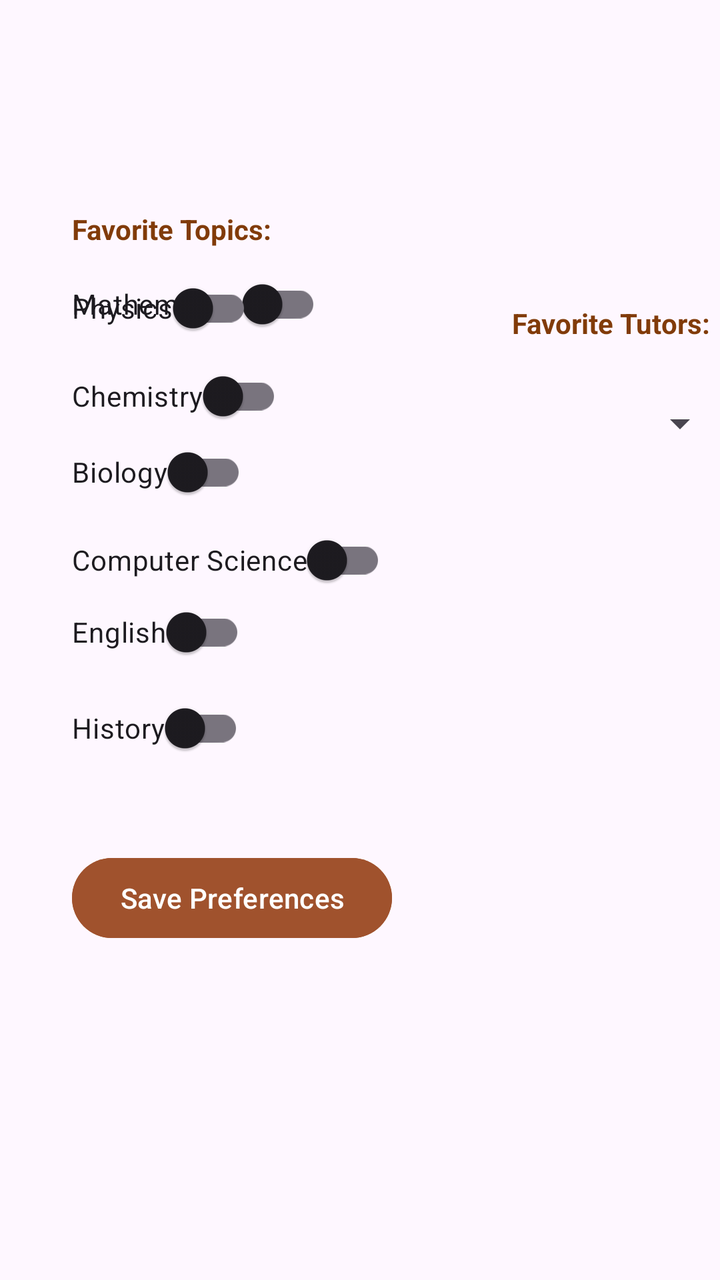
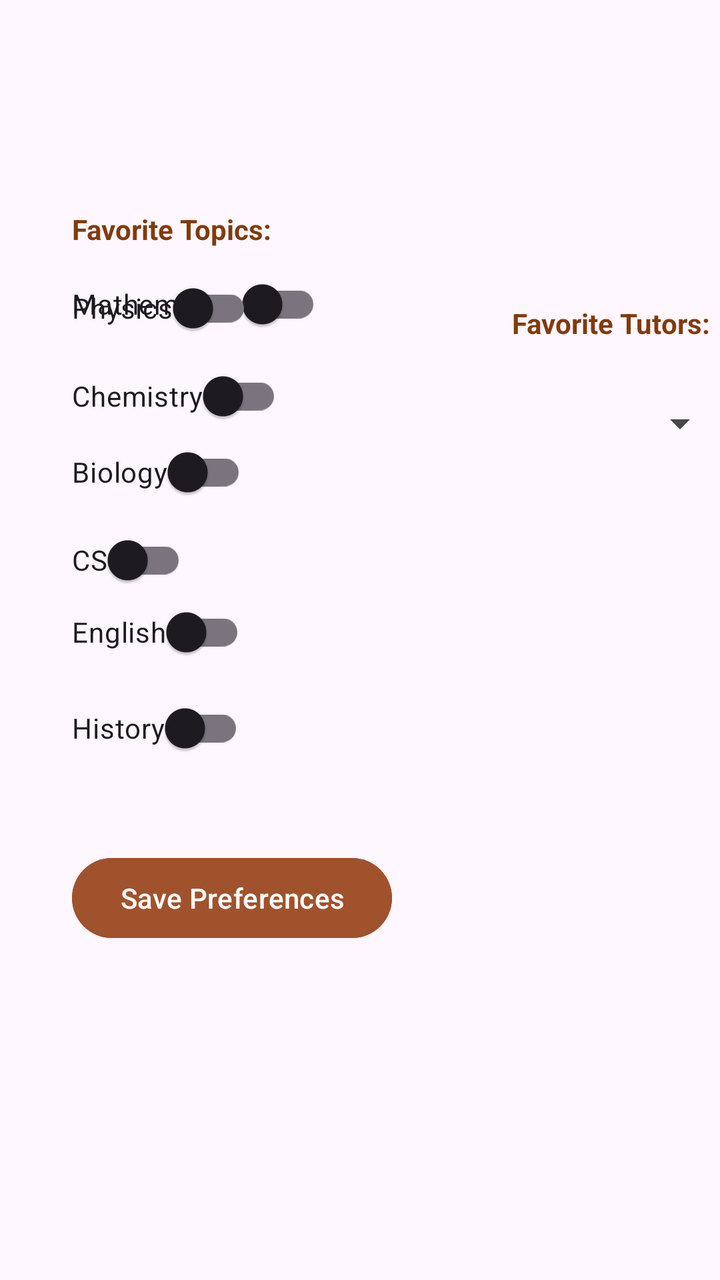

An Android layout rendered at two revisions. The XML below is the earlier revision; the diff shows what the commit changed to produce the second picture.
<!-- AndroidManifest.xml: application theme Theme.Csci3130Group1 -->
<!-- res/layout/fragment_manage_preferences.xml -->
<?xml version="1.0" encoding="utf-8"?>
<androidx.constraintlayout.widget.ConstraintLayout xmlns:android="http://schemas.android.com/apk/res/android"
    xmlns:app="http://schemas.android.com/apk/res-auto"
    xmlns:tools="http://schemas.android.com/tools"
    android:layout_width="match_parent"
    android:layout_height="match_parent"
    tools:context=".ui.manage_preferences.ManagePreferencesFragment">

    <TextView
        android:id="@+id/textView"
        android:layout_width="wrap_content"
        android:layout_height="wrap_content"
        android:layout_marginStart="36dp"
        android:layout_marginTop="152dp"
        android:layout_marginBottom="2dp"
        android:text="Favorite Topics:"
        android:textColor="#813B09"
        android:textStyle="bold"
        app:layout_constraintBottom_toTopOf="@+id/math"
        app:layout_constraintStart_toStartOf="parent"
        app:layout_constraintTop_toTopOf="parent" />

    <androidx.appcompat.widget.SwitchCompat
        android:id="@+id/math"
        android:layout_width="wrap_content"
        android:layout_height="wrap_content"
        android:layout_marginStart="36dp"
        android:layout_marginTop="2dp"
        android:layout_marginBottom="511dp"
        android:text="Mathematics"
        app:layout_constraintBottom_toBottomOf="parent"
        app:layout_constraintStart_toStartOf="parent"
        app:layout_constraintTop_toBottomOf="@+id/textView" />

    <androidx.appcompat.widget.SwitchCompat
        android:id="@+id/physics"
        android:layout_width="wrap_content"
        android:layout_height="wrap_content"
        android:layout_marginStart="36dp"
        android:layout_marginBottom="462dp"
        android:text="Physics"
        app:layout_constraintBottom_toBottomOf="parent"
        app:layout_constraintStart_toStartOf="parent" />

    <androidx.appcompat.widget.SwitchCompat
        android:id="@+id/chem"
        android:layout_width="wrap_content"
        android:layout_height="wrap_content"
        android:layout_marginStart="36dp"
        android:layout_marginBottom="422dp"
        android:text="Chemistry"
        app:layout_constraintBottom_toBottomOf="parent"
        app:layout_constraintStart_toStartOf="parent"
        app:layout_constraintTop_toBottomOf="@+id/physics" />

    <androidx.appcompat.widget.SwitchCompat
        android:id="@+id/bio"
        android:layout_width="wrap_content"
        android:layout_height="wrap_content"
        android:layout_marginStart="36dp"
        android:layout_marginBottom="380dp"
        android:text="Biology"
        app:layout_constraintBottom_toBottomOf="parent"
        app:layout_constraintStart_toStartOf="parent" />

    <androidx.appcompat.widget.SwitchCompat
        android:id="@+id/CS"
        android:layout_width="wrap_content"
        android:layout_height="wrap_content"
        android:layout_marginStart="36dp"
        android:layout_marginBottom="340dp"
        android:text="Computer Science"
        app:layout_constraintBottom_toBottomOf="parent"
        app:layout_constraintStart_toStartOf="parent"
        app:layout_constraintTop_toBottomOf="@+id/bio" />

    <androidx.appcompat.widget.SwitchCompat
        android:id="@+id/English"
        android:layout_width="wrap_content"
        android:layout_height="wrap_content"
        android:layout_marginStart="36dp"
        android:layout_marginBottom="300dp"
        android:text="English"
        app:layout_constraintBottom_toBottomOf="parent"
        app:layout_constraintStart_toStartOf="parent" />

    <androidx.appcompat.widget.SwitchCompat
        android:id="@+id/History"
        android:layout_width="wrap_content"
        android:layout_height="wrap_content"
        android:layout_marginStart="36dp"
        android:layout_marginBottom="259dp"
        android:text="History"
        app:layout_constraintBottom_toBottomOf="parent"
        app:layout_constraintStart_toStartOf="parent"
        app:layout_constraintTop_toBottomOf="@+id/English"
        app:layout_constraintVertical_bias="0.0" />

    <Button
        android:id="@+id/savepref"
        android:layout_width="wrap_content"
        android:layout_height="wrap_content"
        android:layout_marginStart="36dp"
        android:layout_marginTop="37dp"
        android:layout_marginBottom="167dp"
        android:backgroundTint="#A0522D"
        android:text="Save Preferences"
        app:layout_constraintBottom_toBottomOf="parent"
        app:layout_constraintStart_toStartOf="parent"
        app:layout_constraintTop_toBottomOf="@+id/History" />

    <Spinner
        android:id="@+id/tutor"
        android:layout_width="233dp"
        android:layout_height="36dp"
        android:spinnerMode="dropdown"
        android:textColor="@android:color/black"
        app:layout_constraintBottom_toTopOf="@+id/savepref"
        app:layout_constraintEnd_toEndOf="parent"
        app:layout_constraintHorizontal_bias="0.888"
        app:layout_constraintStart_toEndOf="@+id/math"
        app:layout_constraintTop_toBottomOf="@+id/favoriteTutors"
        app:layout_constraintVertical_bias="0.104" />

    <TextView
        android:id="@+id/favoriteTutors"
        android:layout_width="wrap_content"
        android:layout_height="wrap_content"
        android:layout_marginStart="120dp"
        android:layout_marginTop="152dp"
        android:layout_marginEnd="57dp"
        android:text="Favorite Tutors:"
        android:textColor="#813B09"
        android:textStyle="bold"
        app:layout_constraintEnd_toEndOf="parent"
        app:layout_constraintHorizontal_bias="0.0"
        app:layout_constraintStart_toEndOf="@+id/textView"
        app:layout_constraintTop_toTopOf="parent" />

</androidx.constraintlayout.widget.ConstraintLayout>
<!-- resources referenced by this layout -->
<resources>
  <style name="Theme.Csci3130Group1" parent="Base.Theme.Csci3130Group1" />
  <style name="Base.Theme.Csci3130Group1" parent="Theme.Material3.DayNight.NoActionBar">
          
          
      </style>
</resources>

<!-- the commit's change to res/layout/fragment_manage_preferences.xml (unified diff, before → after) -->
@@ -69,7 +69,7 @@
         android:layout_height="wrap_content"
         android:layout_marginStart="36dp"
         android:layout_marginBottom="340dp"
-        android:text="Computer Science"
+        android:text="CS"
         app:layout_constraintBottom_toBottomOf="parent"
         app:layout_constraintStart_toStartOf="parent"
         app:layout_constraintTop_toBottomOf="@+id/bio" />
